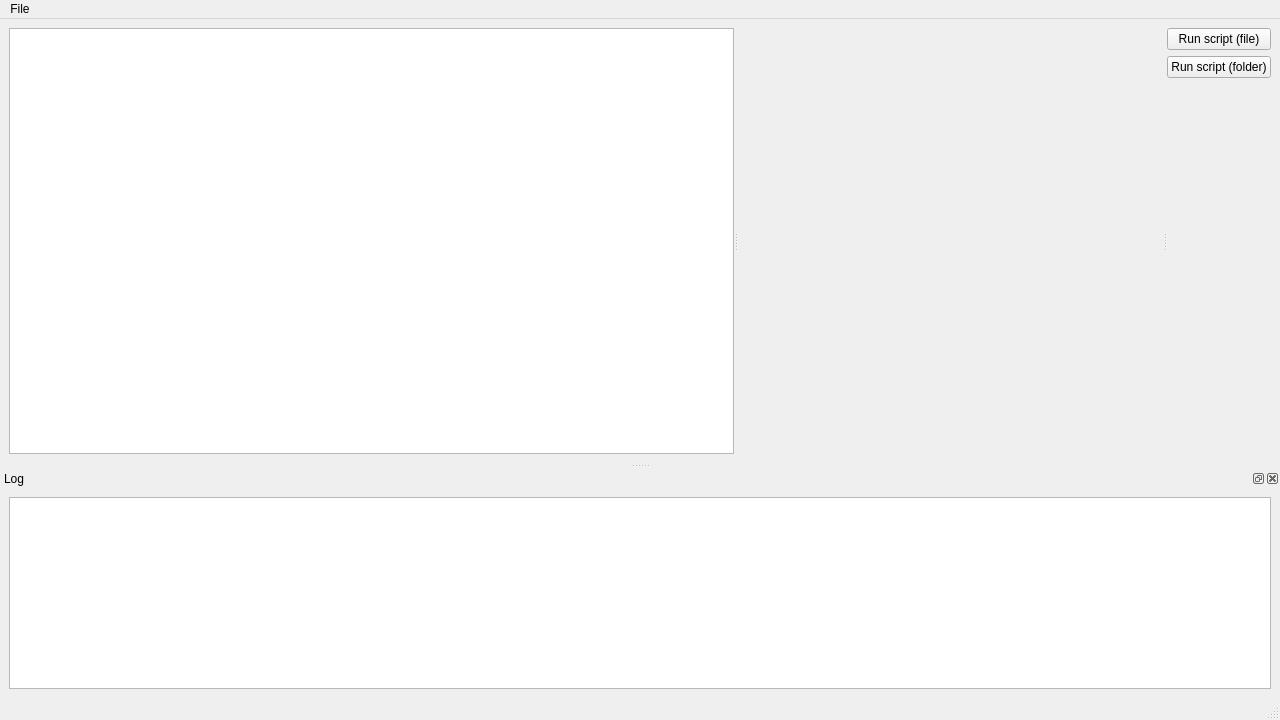
EzekielDaun/biosensors, file RetrospectiveAnalysis/src/uic/ra_main_window.ui: the form before one commit.
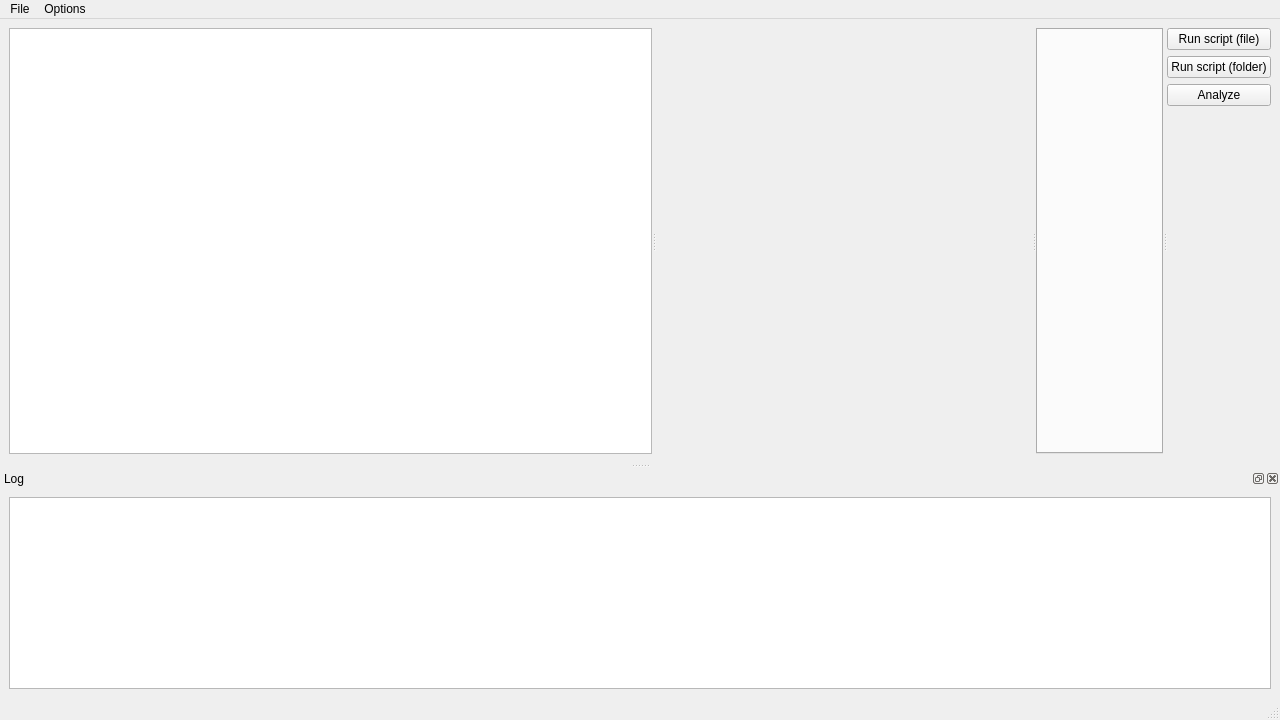
The form after the commit.

Commit message: ✨ Integrate analysis figures into GUI

```diff
--- a/RetrospectiveAnalysis/src/uic/ra_main_window.ui
+++ b/RetrospectiveAnalysis/src/uic/ra_main_window.ui
@@ -51,6 +51,17 @@
         <bool>false</bool>
        </property>
       </widget>
+      <widget class="QTabWidget" name="tabWidget">
+       <property name="sizePolicy">
+        <sizepolicy hsizetype="Preferred" vsizetype="Preferred">
+         <horstretch>3</horstretch>
+         <verstretch>0</verstretch>
+        </sizepolicy>
+       </property>
+       <property name="movable">
+        <bool>true</bool>
+       </property>
+      </widget>
       <widget class="QWidget" name="right_widgets" native="true">
        <layout class="QVBoxLayout" name="verticalLayout">
         <item>
@@ -67,6 +78,13 @@
           </property>
          </widget>
         </item>
+        <item>
+         <widget class="QPushButton" name="analyzeButton">
+          <property name="text">
+           <string>Analyze</string>
+          </property>
+         </widget>
+        </item>
         <item>
          <spacer name="verticalSpacer">
           <property name="orientation">
@@ -100,8 +118,17 @@
      <string>File</string>
     </property>
     <addaction name="actionOpen"/>
+    <addaction name="actionSave"/>
+    <addaction name="actionSave_as"/>
+   </widget>
+   <widget class="QMenu" name="menuOptions">
+    <property name="title">
+     <string>Options</string>
+    </property>
+    <addaction name="actionOp1"/>
    </widget>
    <addaction name="menuFile"/>
+   <addaction name="menuOptions"/>
   </widget>
   <widget class="QStatusBar" name="statusbar"/>
   <widget class="QDockWidget" name="logDockWidget">
```
Left out of the diff: 17 changed lines with no effect on the pictures. The commit also changes 4 other files.
